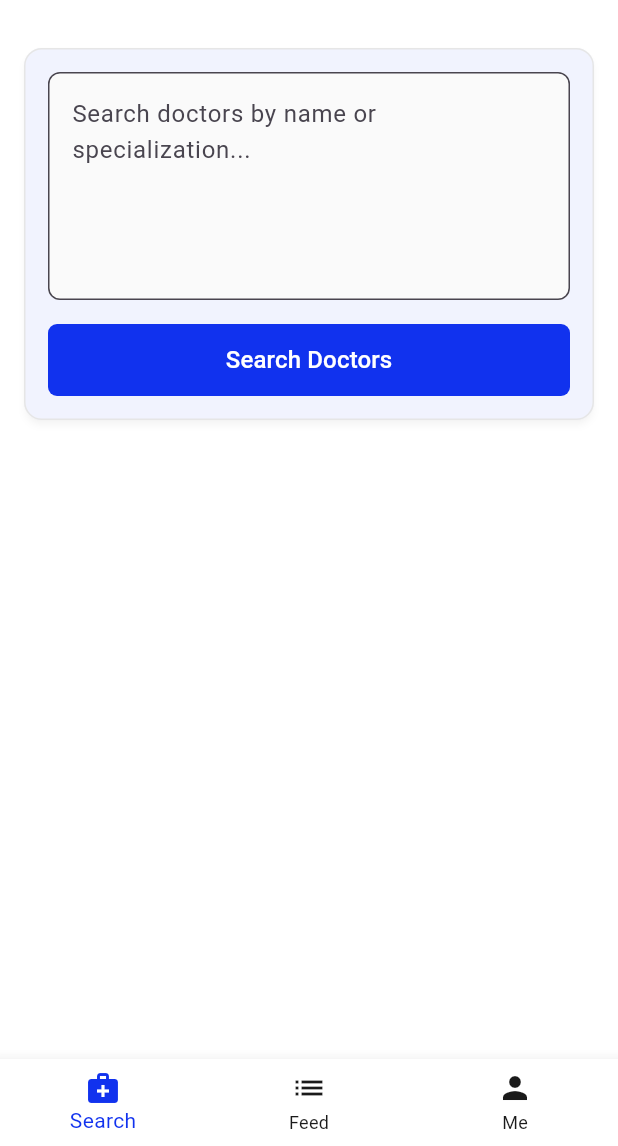
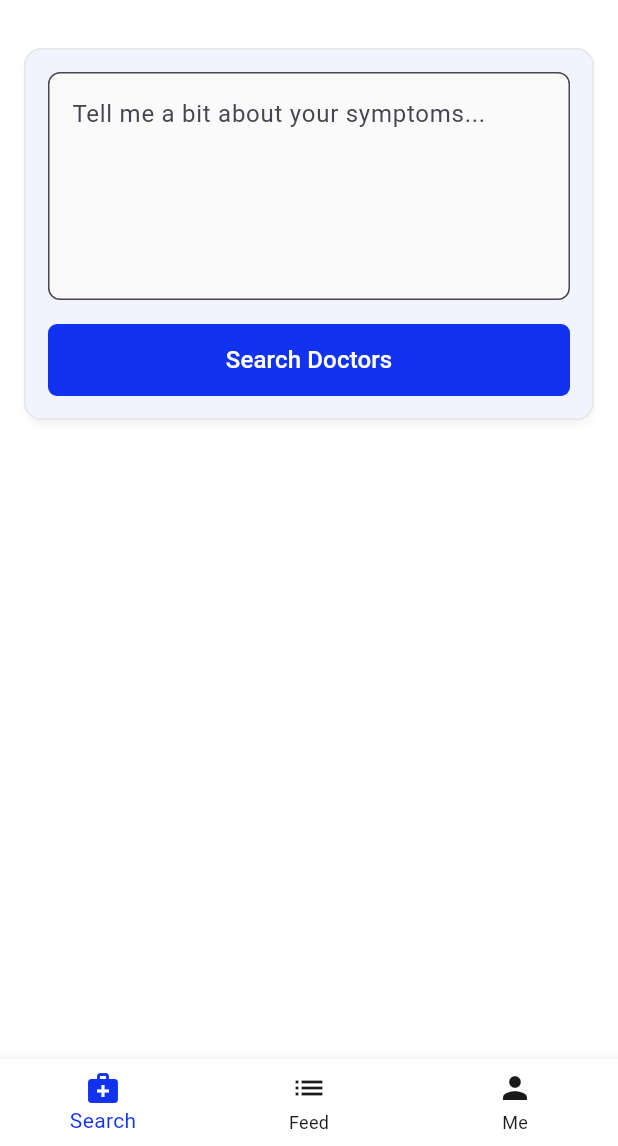
Before and after one commit to sourav-ganguly/doctor-finder, a Flutter app: the screen it shows after launch, on a phone screen of 412 x 824 dp, the part 90-1236 px from its top. Run offline on Flutter 3.47's test engine with Material 3 defaults, Android fonts, the phone set to English and light mode, and no system bars; our stand-ins replace dio, flutter_riverpod.

Commit message:
Update doctor search card hint text and bump app version
- Change search card placeholder text to focus on symptoms
- Increment app version to 1.2.0+1

```diff
--- a/lib/features/doctor_finder/widgets/orion_doctor_search_card.dart
+++ b/lib/features/doctor_finder/widgets/orion_doctor_search_card.dart
@@ -24,7 +24,7 @@ class OrionDoctorSearchCard extends StatelessWidget {
               controller: controller,
               maxLines: 5,
               decoration: InputDecoration(
-                hintText: 'Search doctors by name or specialization...',
+                hintText: 'Tell me a bit about your symptoms...',
                 border: OutlineInputBorder(
                   borderRadius: BorderRadius.circular(8),
                 ),
--- a/pubspec.yaml
+++ b/pubspec.yaml
@@ -1,7 +1,7 @@
 name: doctor_finder
 description: A doctor finder application.
 publish_to: 'none'
-version: 1.1.0+1
+version: 1.2.0+1
 
 environment:
   sdk: '>=3.0.0 <4.0.0'
```
